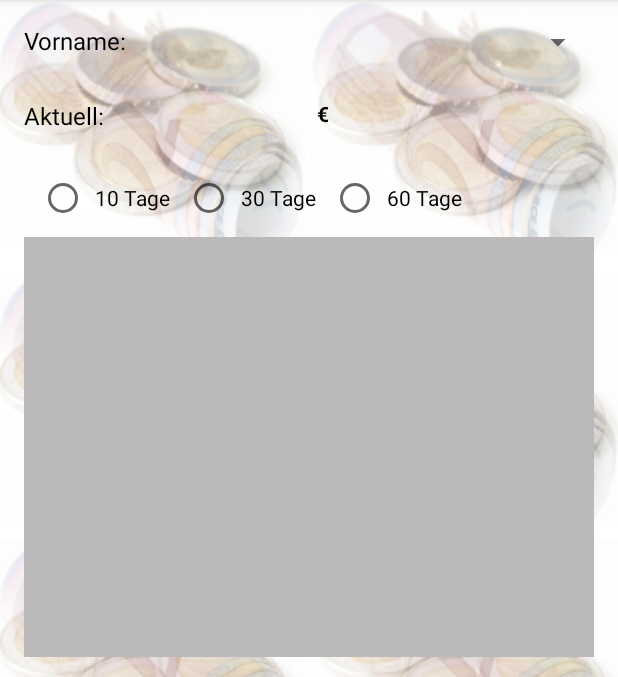
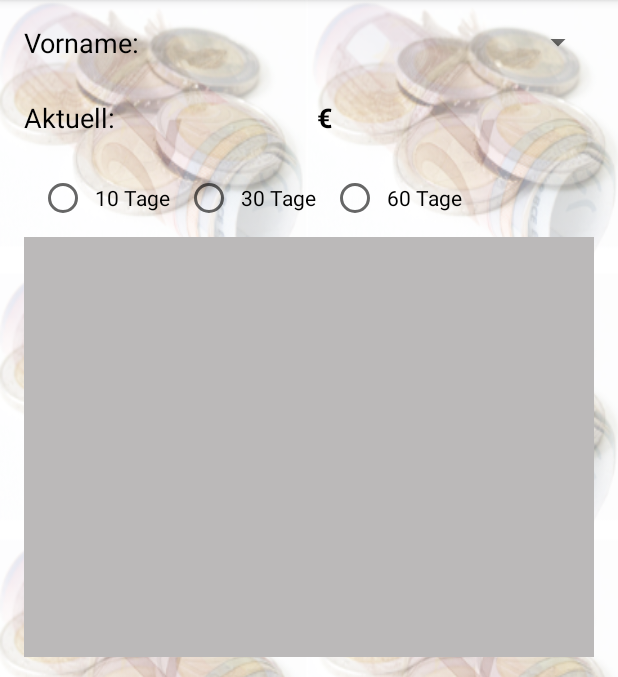
Before and after one commit to hemaassen/TestXML, an Android app: the screen it shows after launch (MainActivity), on a phone screen of 412 x 824 dp, the part 84-761 px from its top. Run offline under Robolectric (Android 15) with nearby library versions, the phone set to English and light mode, and no system bars.

Commit message:
19.09.16 - 17:05 Uhr

```diff
--- a/app/src/main/res/layout/activity_main.xml
+++ b/app/src/main/res/layout/activity_main.xml
@@ -16,13 +16,13 @@
 
         <TextView
             android:id="@+id/count_parents_name"
-            android:layout_width="70dp"
+            android:layout_width="80dp"
             android:layout_height="40dp"
             android:layout_alignParentEnd="false"
             android:layout_alignParentStart="true"
             android:layout_alignParentTop="true"
             android:text="@string/empfaenger_vorname"
-            android:textSize="16sp"
+            android:textSize="18sp"
             android:textColor="#000000"/>
 
         <Spinner
@@ -45,7 +45,7 @@
             android:layout_alignParentStart="true"
             android:layout_below="@id/count_parents_spacer1"
             android:text="@string/title_actual_count"
-            android:textSize="16sp"
+            android:textSize="18sp"
             android:textColor="#000000"/>
 
         <TextView
@@ -65,6 +65,7 @@
             android:layout_below="@id/count_parents_spacer1"
             android:layout_marginStart="195dp"
             android:text="@string/euro"
+            android:textSize="18sp"
             android:textAlignment="textStart"
             android:textStyle="bold"
             android:textColor="#000000"/>
```
